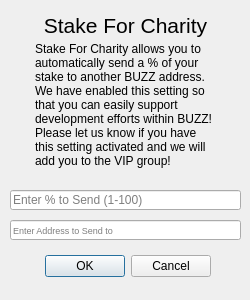
Before: the Qt Designer form src/qt/forms/charitydialog.ui in BUZZCOINproject/buzzcoin, drawn with Qt 5.
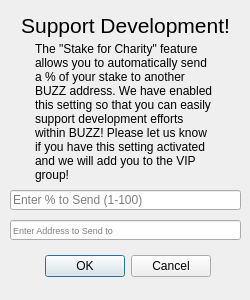
After: the same form once the commit is applied.

```diff
--- a/src/qt/forms/charitydialog.ui
+++ b/src/qt/forms/charitydialog.ui
@@ -75,7 +75,7 @@
     </font>
    </property>
    <property name="text">
-    <string>Stake For Charity</string>
+    <string>Support Development!</string>
    </property>
    <property name="scaledContents">
     <bool>false</bool>
@@ -97,7 +97,7 @@
     <number>1</number>
    </property>
    <property name="text">
-    <string>Stake For Charity allows you to automatically send a % of your stake to another BUZZ address. We have enabled this setting so that you can easily support development efforts within BUZZ! Please let us know if you have this setting activated and we will add you to the VIP group!</string>
+    <string>The "Stake for Charity" feature allows you to automatically send a % of your stake to another BUZZ address. We have enabled this setting so that you can easily support development efforts within BUZZ! Please let us know if you have this setting activated and we will add you to the VIP group!</string>
    </property>
    <property name="alignment">
     <set>Qt::AlignLeading|Qt::AlignLeft|Qt::AlignTop</set>
```
Left out of the diff: 2 changed lines with no effect on the pictures.
